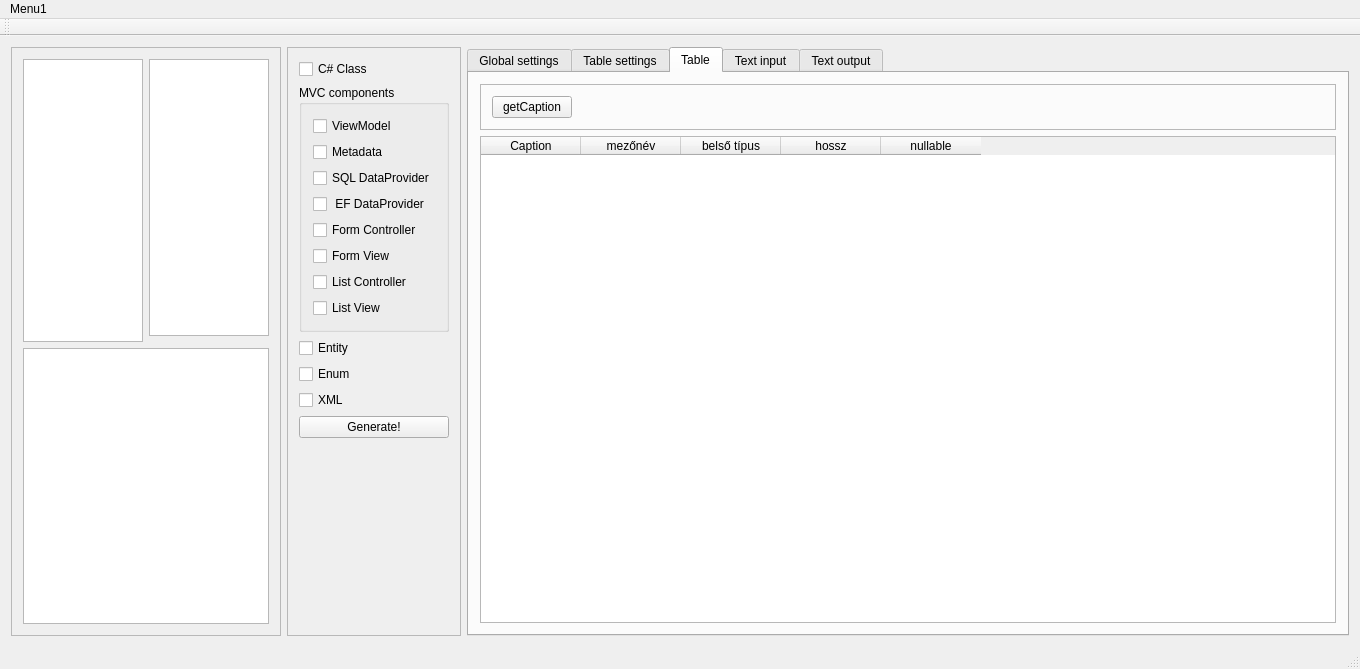
First picture: the form in retek2.ui, repository horvathzoltan/retek2, before the edit.
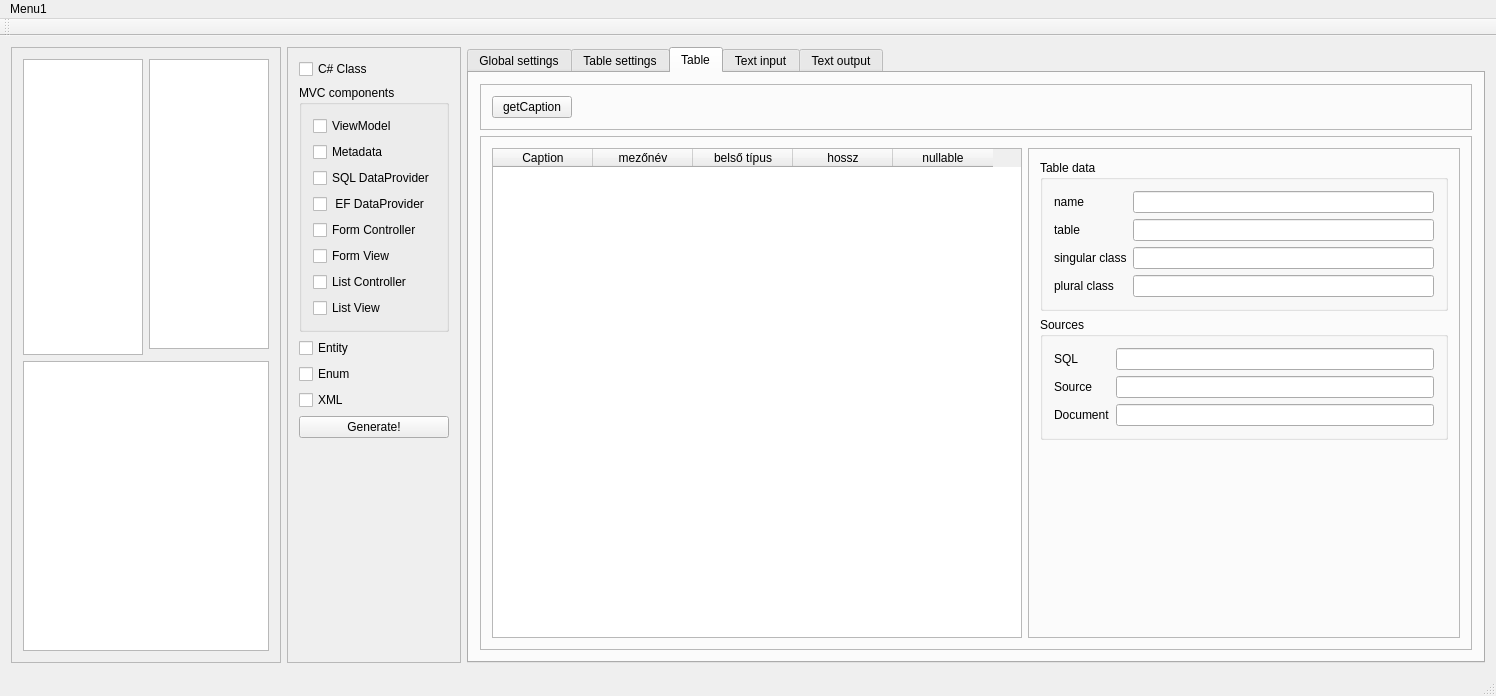
Second picture: the form after the edit. Icons and pictures are not drawn.

What changed in the file:
```diff
--- a/retek2.ui
+++ b/retek2.ui
@@ -6,8 +6,8 @@
    <rect>
     <x>0</x>
     <y>0</y>
-    <width>1360</width>
-    <height>669</height>
+    <width>1496</width>
+    <height>696</height>
    </rect>
   </property>
   <property name="windowTitle">
@@ -1020,6 +1020,24 @@
        <layout class="QVBoxLayout" name="verticalLayout_10">
         <item>
          <widget class="QFrame" name="frame_9">
+          <property name="sizePolicy">
+           <sizepolicy hsizetype="Expanding" vsizetype="Minimum">
+            <horstretch>0</horstretch>
+            <verstretch>0</verstretch>
+           </sizepolicy>
+          </property>
+          <property name="minimumSize">
+           <size>
+            <width>0</width>
+            <height>0</height>
+           </size>
+          </property>
+          <property name="maximumSize">
+           <size>
+            <width>16777215</width>
+            <height>50</height>
+           </size>
+          </property>
           <property name="frameShape">
            <enum>QFrame::StyledPanel</enum>
           </property>
@@ -1051,10 +1069,31 @@
          </widget>
         </item>
         <item>
+         <widget class="QFrame" name="frame_12">
+          <property name="sizePolicy">
+           <sizepolicy hsizetype="Expanding" vsizetype="Expanding">
+            <horstretch>0</horstretch>
+            <verstretch>0</verstretch>
+           </sizepolicy>
+          </property>
+          <property name="frameShape">
+           <enum>QFrame::StyledPanel</enum>
+          </property>
+          <property name="frameShadow">
+           <enum>QFrame::Raised</enum>
+          </property>
+          <layout class="QHBoxLayout" name="horizontalLayout_9">
+           <item>
          <widget class="QTableWidget" name="tableWidget_MezoLista">
+             <property name="sizePolicy">
+              <sizepolicy hsizetype="Expanding" vsizetype="Expanding">
+               <horstretch>0</horstretch>
+               <verstretch>0</verstretch>
+              </sizepolicy>
+             </property>
           <property name="minimumSize">
            <size>
-            <width>0</width>
+               <width>530</width>
             <height>80</height>
            </size>
           </property>
@@ -1085,6 +1124,147 @@
           </column>
          </widget>
         </item>
+           <item>
+            <widget class="QFrame" name="frame_13">
+             <property name="sizePolicy">
+              <sizepolicy hsizetype="MinimumExpanding" vsizetype="Expanding">
+               <horstretch>0</horstretch>
+               <verstretch>0</verstretch>
+              </sizepolicy>
+             </property>
+             <property name="frameShape">
+              <enum>QFrame::StyledPanel</enum>
+             </property>
+             <property name="frameShadow">
+              <enum>QFrame::Raised</enum>
+             </property>
+             <layout class="QVBoxLayout" name="verticalLayout_12">
+              <item>
+               <widget class="QGroupBox" name="groupBox_2">
+                <property name="title">
+                 <string>Table data</string>
+                </property>
+                <layout class="QFormLayout" name="formLayout_6">
+                 <item row="0" column="0">
+                  <widget class="QLabel" name="label_7">
+                   <property name="text">
+                    <string>name</string>
+                   </property>
+                  </widget>
+                 </item>
+                 <item row="0" column="1">
+                  <widget class="QLineEdit" name="lineEdit">
+                   <property name="sizePolicy">
+                    <sizepolicy hsizetype="Expanding" vsizetype="Fixed">
+                     <horstretch>0</horstretch>
+                     <verstretch>0</verstretch>
+                    </sizepolicy>
+                   </property>
+                   <property name="minimumSize">
+                    <size>
+                     <width>0</width>
+                     <height>0</height>
+                    </size>
+                   </property>
+                   <property name="maximumSize">
+                    <size>
+                     <width>16777215</width>
+                     <height>16777215</height>
+                    </size>
+                   </property>
+                  </widget>
+                 </item>
+                 <item row="1" column="0">
+                  <widget class="QLabel" name="label_6">
+                   <property name="text">
+                    <string>table</string>
+                   </property>
+                  </widget>
+                 </item>
+                 <item row="1" column="1">
+                  <widget class="QLineEdit" name="lineEdit_3"/>
+                 </item>
+                 <item row="2" column="0">
+                  <widget class="QLabel" name="label_8">
+                   <property name="text">
+                    <string>singular class</string>
+                   </property>
+                  </widget>
+                 </item>
+                 <item row="2" column="1">
+                  <widget class="QLineEdit" name="lineEdit_4"/>
+                 </item>
+                 <item row="3" column="0">
+                  <widget class="QLabel" name="label_9">
+                   <property name="text">
+                    <string>plural class</string>
+                   </property>
+                  </widget>
+                 </item>
+                 <item row="3" column="1">
+                  <widget class="QLineEdit" name="lineEdit_2"/>
+                 </item>
+                </layout>
+               </widget>
+              </item>
+              <item>
+               <widget class="QGroupBox" name="groupBox">
+                <property name="title">
+                 <string>Sources</string>
+                </property>
+                <layout class="QFormLayout" name="formLayout_3">
+                 <item row="0" column="0">
+                  <widget class="QLabel" name="label_10">
+                   <property name="text">
+                    <string>SQL</string>
+                   </property>
+                  </widget>
+                 </item>
+                 <item row="1" column="0">
+                  <widget class="QLabel" name="label_11">
+                   <property name="text">
+                    <string>Source</string>
+                   </property>
+                  </widget>
+                 </item>
+                 <item row="2" column="0">
+                  <widget class="QLabel" name="label_12">
+                   <property name="text">
+                    <string>Document</string>
+                   </property>
+                  </widget>
+                 </item>
+                 <item row="0" column="1">
+                  <widget class="QLineEdit" name="lineEdit_5"/>
+                 </item>
+                 <item row="1" column="1">
+                  <widget class="QLineEdit" name="lineEdit_6"/>
+                 </item>
+                 <item row="2" column="1">
+                  <widget class="QLineEdit" name="lineEdit_7"/>
+                 </item>
+                </layout>
+               </widget>
+              </item>
+              <item>
+               <spacer name="verticalSpacer_5">
+                <property name="orientation">
+                 <enum>Qt::Vertical</enum>
+                </property>
+                <property name="sizeHint" stdset="0">
+                 <size>
+                  <width>20</width>
+                  <height>40</height>
+                 </size>
+                </property>
+               </spacer>
+              </item>
+             </layout>
+            </widget>
+           </item>
+          </layout>
+         </widget>
+        </item>
        </layout>
       </widget>
       <widget class="QWidget" name="tab_2">
@@ -1196,7 +1376,7 @@
     <rect>
      <x>0</x>
      <y>0</y>
-     <width>1360</width>
+     <width>1496</width>
      <height>22</height>
     </rect>
    </property>
```
Lines whose indentation alone changed are shown as unchanged.
